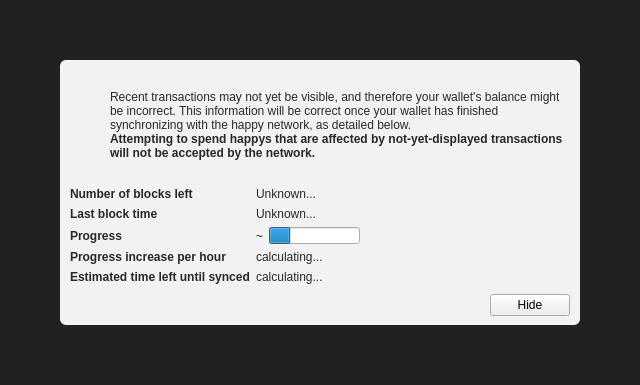
Qt form src/qt/forms/modaloverlay.ui (TriangleEarth/TES) before a commit.
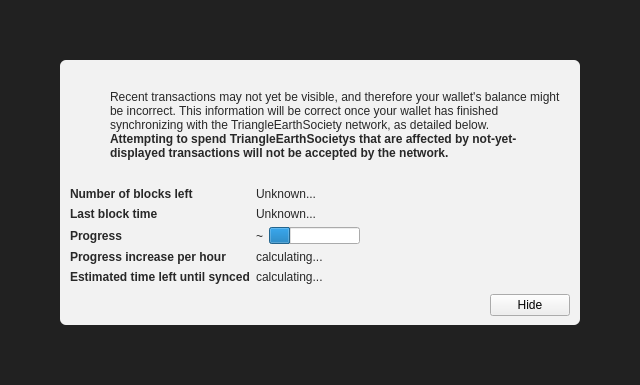
The same form after that commit. Icons and pictures are not drawn. Custom widgets are drawn as their Qt base class.

```diff
--- a/src/qt/forms/modaloverlay.ui
+++ b/src/qt/forms/modaloverlay.ui
@@ -130,7 +130,7 @@
              <item>
               <widget class="QLabel" name="infoText">
                <property name="text">
-                <string>Recent transactions may not yet be visible, and therefore your wallet's balance might be incorrect. This information will be correct once your wallet has finished synchronizing with the happy network, as detailed below.</string>
+                <string>Recent transactions may not yet be visible, and therefore your wallet's balance might be incorrect. This information will be correct once your wallet has finished synchronizing with the TriangleEarthSociety network, as detailed below.</string>
                </property>
                <property name="textFormat">
                 <enum>Qt::RichText</enum>
@@ -149,7 +149,7 @@
                 </font>
                </property>
                <property name="text">
-                <string>Attempting to spend happys that are affected by not-yet-displayed transactions will not be accepted by the network.</string>
+                <string>Attempting to spend TriangleEarthSocietys that are affected by not-yet-displayed transactions will not be accepted by the network.</string>
                </property>
                <property name="textFormat">
                 <enum>Qt::RichText</enum>
```
